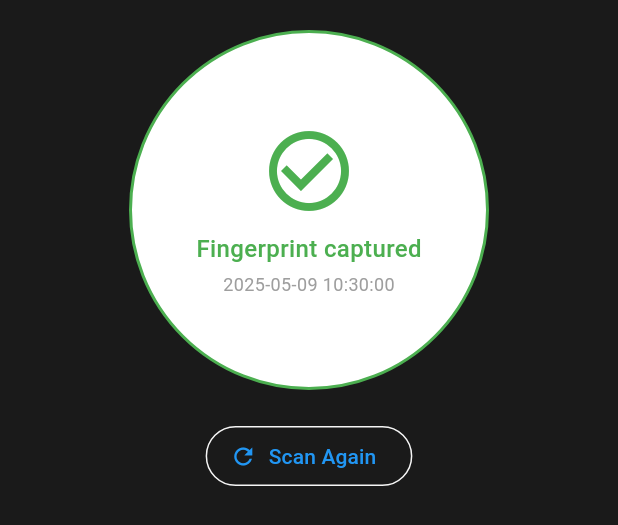
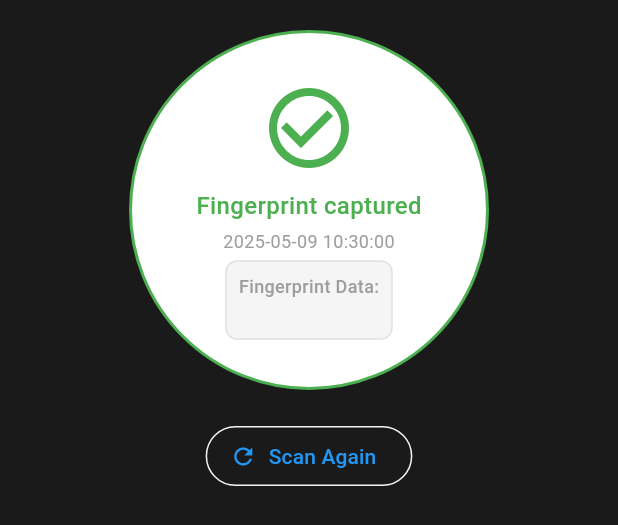
Before and after one commit to leoenovate/zenda, a Flutter app: the FingerprintStep widget shown alone on an empty page, opened directly with empty values, on a phone screen of 412 x 824 dp. Shown: the top 525 px of the screen. Run offline on Flutter 3.47's test engine with Material 3 defaults, Android fonts, the light colour scheme and no system bars; our stand-ins replace cloud_firestore, firebase_core; accounts and stored records are empty; statements that could not run were skipped.

Commit message:
Implement fingerprint scanning timeout and logging in FingerprintStep. Enhance UI feedback during scanning process and improve error handling for Firestore listener. Refactor state management for better resource cleanup and user experience.

```diff
--- a/lib/widgets/student_form/steps/fingerprint_step.dart
+++ b/lib/widgets/student_form/steps/fingerprint_step.dart
@@ -1,6 +1,7 @@
 import 'package:flutter/material.dart';
 import 'package:cloud_firestore/cloud_firestore.dart';
 import 'dart:async';
+import 'dart:developer' as developer;
 
 class FingerprintStep extends StatefulWidget {
   final Map<String, dynamic> formData;
@@ -20,20 +21,55 @@ class _FingerprintStepState extends State<FingerprintStep> {
   StreamSubscription<QuerySnapshot>? _fingerprintSubscription;
   bool _isScanning = false;
   String? _errorMessage;
+  Timer? _timeoutTimer;
+  double _timeoutProgress = 1.0;
+  static const timeoutDuration = Duration(seconds: 120);
+  static const timeoutTickInterval = Duration(milliseconds: 100);
 
   @override
   void dispose() {
+    developer.log('Disposing FingerprintStep, cleaning up resources');
     _fingerprintSubscription?.cancel();
+    _timeoutTimer?.cancel();
     super.dispose();
   }
 
+  void _startTimeoutTimer() {
+    developer.log('Starting timeout timer: ${timeoutDuration.inSeconds} seconds');
+    final totalTicks = timeoutDuration.inMilliseconds ~/ timeoutTickInterval.inMilliseconds;
+    int currentTick = 0;
+
+    _timeoutTimer = Timer.periodic(timeoutTickInterval, (timer) {
+      if (!mounted) return;
+      currentTick++;
+      setState(() {
+        _timeoutProgress = 1.0 - (currentTick / totalTicks);
+      });
+
+      // Log every 10 seconds
+      if (currentTick % 100 == 0) {
+        developer.log('Timeout progress: ${(_timeoutProgress * 100).toStringAsFixed(1)}% remaining (${(_timeoutProgress * timeoutDuration.inSeconds).round()} seconds)');
+      }
+
+      if (currentTick >= totalTicks) {
+        developer.log('Timeout timer completed');
+        timer.cancel();
+      }
+    });
+  }
+
   Future<void> _startFingerprintScan() async {
+    developer.log('Starting fingerprint scan process');
     setState(() {
       _isScanning = true;
       _errorMessage = null;
+      _timeoutProgress = 1.0;
     });
 
+    _startTimeoutTimer();
+
     // Show fingerprint scanning dialog
+    developer.log('Showing fingerprint scanning dialog');
     showDialog(
       context: context,
       barrierDismissible: false,
@@ -64,7 +100,10 @@ class _FingerprintStepState extends State<FingerprintStep> {
     );
 
     // Start listening for new fingerprint documents
+    developer.log('Starting Firestore listener for fingerprint collection');
     final timestamp = DateTime.now();
+    developer.log('Reference timestamp: ${timestamp.toIso8601String()}');
+
     _fingerprintSubscription = FirebaseFirestore.instance
         .collection('fingerprints')
         .orderBy('timestamp', descending: true)
@@ -74,24 +113,41 @@ class _FingerprintStepState extends State<FingerprintStep> {
           if (snapshot.docs.isNotEmpty) {
             final doc = snapshot.docs.first;
             final data = doc.data() as Map<String, dynamic>;
+            developer.log('Received fingerprint document: ${doc.id}');
 
             // Check if this is a new fingerprint (after we started scanning)
             if (data['timestamp'] != null) {
               final fingerprintTimestamp = (data['timestamp'] as Timestamp).toDate();
+              developer.log('Fingerprint timestamp: ${fingerprintTimestamp.toIso8601String()}');
+
               if (fingerprintTimestamp.isAfter(timestamp)) {
+                developer.log('New fingerprint detected! Processing...');
                 // We found a new fingerprint
                 _fingerprintSubscription?.cancel();
+                _timeoutTimer?.cancel();
+
+                developer.log('Sample data length: ${data['fingerprint_sample'].toString().length} characters');
                 widget.onChanged('fingerprintData', data['fingerprint_sample']);
                 widget.onChanged('fingerprintTimestamp', fingerprintTimestamp.toIso8601String());
+
+                developer.log('Fingerprint capture successful, closing dialog');
                 Navigator.pop(context); // Close scanning dialog
                 setState(() {
                   _isScanning = false;
                   _errorMessage = null;
                 });
+              } else {
+                developer.log('Received old fingerprint document, continuing to wait...');
               }
+            } else {
+              developer.log('Warning: Fingerprint document missing timestamp field');
             }
+          } else {
+            developer.log('No fingerprint documents found in snapshot');
           }
         }, onError: (error) {
+          developer.log('Error in Firestore listener: $error', error: error, stackTrace: StackTrace.current);
+          _timeoutTimer?.cancel();
           setState(() {
             _errorMessage = 'Error connecting to fingerprint scanner';
             _isScanning = false;
@@ -100,9 +156,12 @@ class _FingerprintStepState extends State<FingerprintStep> {
         });
 
     // Timeout after 2 minutes
-    await Future.delayed(const Duration(seconds: 120));
+    developer.log('Starting timeout countdown');
+    await Future.delayed(timeoutDuration);
     if (_isScanning) {
+      developer.log('Scan timed out after ${timeoutDuration.inSeconds} seconds');
       _fingerprintSubscription?.cancel();
+      _timeoutTimer?.cancel();
       Navigator.pop(context);
       setState(() {
         _isScanning = false;
@@ -132,7 +191,10 @@ class _FingerprintStepState extends State<FingerprintStep> {
           child: Material(
             color: Colors.transparent,
             child: InkWell(
-              onTap: _isScanning ? null : _startFingerprintScan,
+              onTap: _isScanning ? null : () {
+                developer.log('Fingerprint scan button clicked');
+                _startFingerprintScan();
+              },
               borderRadius: BorderRadius.circular(120),
               child: Container(
                 width: 240,
@@ -149,21 +211,32 @@ class _FingerprintStepState extends State<FingerprintStep> {
                     width: 2,
                   ),
                 ),
-                child: Column(
+                child: Stack(
+                  alignment: Alignment.center,
+                  children: [
+                    if (_isScanning)
+                      SizedBox(
+                        width: 240,
+                        height: 240,
+                        child: CircularProgressIndicator(
+                          value: _timeoutProgress,
+                          strokeWidth: 2,
+                          backgroundColor: Colors.grey.withOpacity(0.2),
+                        ),
+                      ),
+                    Column(
                       mainAxisAlignment: MainAxisAlignment.center,
                       children: [
                         if (_isScanning) ...[
-                      const SizedBox(
-                        width: 100,
-                        height: 100,
-                        child: CircularProgressIndicator(
-                          strokeWidth: 2,
-                        ),
+                          const Icon(
+                            Icons.fingerprint,
+                            size: 64,
+                            color: Colors.blue,
                           ),
                           const SizedBox(height: 16),
-                      const Text(
-                        'Scanning...',
-                        style: TextStyle(
+                          Text(
+                            'Scanning... ${(_timeoutProgress * 120).round()}s',
+                            style: const TextStyle(
                               color: Colors.blue,
                               fontSize: 16,
                               fontWeight: FontWeight.w500,
@@ -184,7 +257,7 @@ class _FingerprintStepState extends State<FingerprintStep> {
                               fontWeight: FontWeight.w500,
                             ),
                           ),
-                      if (widget.formData['fingerprintTimestamp'] != null)
+                          if (widget.formData['fingerprintTimestamp'] != null) ...[
                             Padding(
                               padding: const EdgeInsets.only(top: 4),
                               child: Text(
@@ -198,6 +271,44 @@ class _FingerprintStepState extends State<FingerprintStep> {
                                 ),
                               ),
                             ),
+                            const SizedBox(height: 4),
+                            Container(
+                              margin: const EdgeInsets.symmetric(horizontal: 16),
+                              padding: const EdgeInsets.all(8),
+                              decoration: BoxDecoration(
+                                color: Colors.grey.shade100,
+                                borderRadius: BorderRadius.circular(8),
+                                border: Border.all(
+                                  color: Colors.grey.shade300,
+                                  width: 1,
+                                ),
+                              ),
+                              child: Column(
+                                crossAxisAlignment: CrossAxisAlignment.start,
+                                children: [
+                                  const Text(
+                                    'Fingerprint Data:',
+                                    style: TextStyle(
+                                      color: Colors.grey,
+                                      fontSize: 12,
+                                      fontWeight: FontWeight.w500,
+                                    ),
+                                  ),
+                                  const SizedBox(height: 4),
+                                  Text(
+                                    widget.formData['fingerprintData'].toString(),
+                                    style: const TextStyle(
+                                      color: Colors.black87,
+                                      fontSize: 10,
+                                      fontFamily: 'monospace',
+                                    ),
+                                    maxLines: 3,
+                                    overflow: TextOverflow.ellipsis,
+                                  ),
+                                ],
+                              ),
+                            ),
+                          ],
                         ] else ...[
                           const Icon(
                             Icons.fingerprint,
@@ -216,6 +327,8 @@ class _FingerprintStepState extends State<FingerprintStep> {
                         ],
                       ],
                     ),
+                  ],
+                ),
               ),
             ),
           ),
@@ -223,7 +336,10 @@ class _FingerprintStepState extends State<FingerprintStep> {
         const SizedBox(height: 20),
         if (widget.formData['fingerprintData'] != null)
           OutlinedButton.icon(
-            onPressed: _isScanning ? null : _startFingerprintScan,
+            onPressed: _isScanning ? null : () {
+              developer.log('Scan Again button clicked');
+              _startFingerprintScan();
+            },
             icon: const Icon(Icons.refresh),
             label: const Text('Scan Again'),
             style: OutlinedButton.styleFrom(
```
Lines whose indentation alone changed are shown as unchanged.
